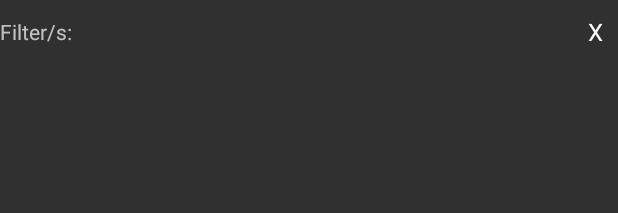
After one commit to Creamery/GeeBeeView, an Android app: the layout filter_holder.xml on its own in the app's theme, with its tools: preview values and no code run, on a phone screen of 412 x 824 dp. The commit adds this screen. Shown: the top 213 px of the screen. Run offline under Robolectric (Android 15) with nearby library versions, the phone set to English and light mode, and no system bars; network calls fail; Roboto replaces fonts that are not available here.

Commit message:
added filter for age and changed some UI stuff

```diff
--- /dev/null
+++ b/app/src/main/res/layout/filter_holder.xml
@@ -0,0 +1,19 @@
+<?xml version="1.0" encoding="utf-8"?>
+<RelativeLayout xmlns:android="http://schemas.android.com/apk/res/android"
+    android:layout_width="match_parent"
+    android:layout_height="wrap_content"
+    android:orientation="horizontal">
+    <TextView
+        android:id="@+id/tv_filter_text"
+        android:layout_width="wrap_content"
+        android:layout_height="wrap_content"
+        android:layout_centerVertical="true"
+        android:text="@string/filter"/>
+    <TextView
+        android:id="@+id/tv_filter_close"
+        style="@style/DefaultText"
+        android:layout_width="wrap_content"
+        android:layout_height="wrap_content"
+        android:layout_alignParentEnd="true"
+        android:text="@string/close"/>
+</RelativeLayout>
--- a/app/src/main/res/values/strings.xml
+++ b/app/src/main/res/values/strings.xml
@@ -58,6 +58,8 @@
 
     <string name="add">Add</string>
     <string name="cancel">Cancel</string>
+    <string name="na">N/A</string>
+    <string name="close">X</string>
 
     <string-array name="record_column_array">
         <item>BMI</item>
```
Also changed, not shown: app/src/main/java/seebee/geebeeview/layout/DataVisualizationActivity.java (+91 -29 lines), app/src/main/java/seebee/geebeeview/layout/ViewPatientActivity.java (+38 -15 lines), app/src/main/java/seebee/geebeeview/model/adapter/FilterAdapter.java (added, +81 -0 lines), app/src/main/java/seebee/geebeeview/model/monitoring/PatientRecord.java (+7 -8 lines), app/src/main/res/layout/text_holder.xml (+4 -3 lines).
